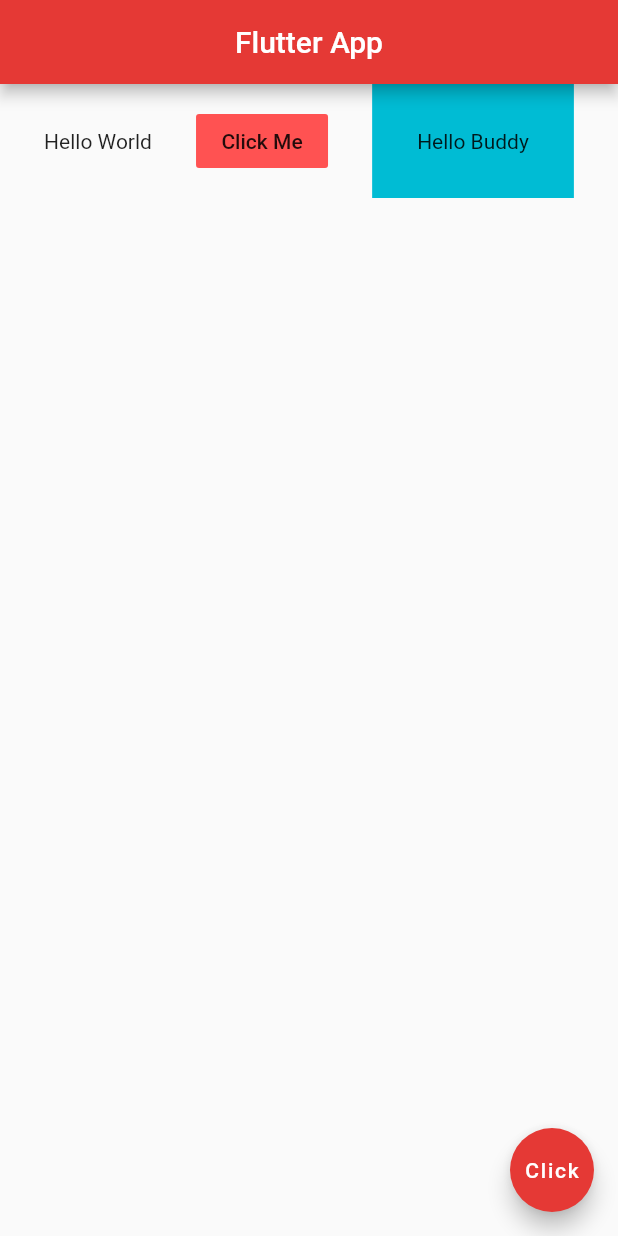
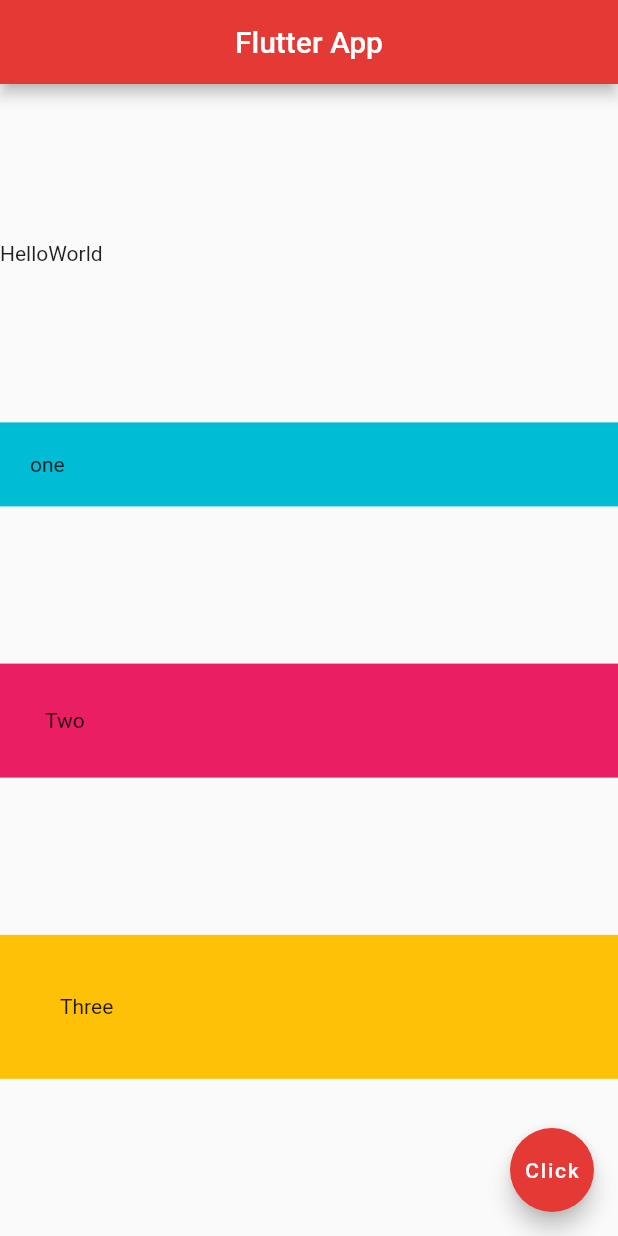
Before and after one commit to chopraji94/FlutterApp, a Flutter app: the screen it shows after launch, on a phone screen of 412 x 824 dp. Run offline on Flutter 3.47's test engine with Material 2 defaults, Android fonts, the phone set to English and light mode, and no system bars.

```diff
--- a/lib/main.dart
+++ b/lib/main.dart
@@ -1,3 +1,4 @@
+import 'package:flutter/cupertino.dart';
 import 'package:flutter/material.dart';
 
 void main() => runApp(MaterialApp(
@@ -13,19 +14,30 @@ class AppHome extends StatelessWidget {
         centerTitle: true,
         backgroundColor: Colors.red[600],
       ),
-      body: Row(
+      body: Column(
         mainAxisAlignment: MainAxisAlignment.spaceEvenly,
+        crossAxisAlignment: CrossAxisAlignment.stretch,
         children: <Widget>[
-          Text('Hello World'),
-          FlatButton (
-            onPressed: () {},
-            color: Colors.redAccent,
-            child: Text('Click Me'),
+          Row (
+            children: <Widget>[
+              Text('Hello'),
+              Text('World'),
+            ],
           ),
-          Container (
+          Container(
+            padding: EdgeInsets.all(20.0),
             color: Colors.cyan,
+            child: Text('one'),
+          ),
+          Container(
             padding: EdgeInsets.all(30.0),
-            child: Text('Hello Buddy'),
+            color: Colors.pink,
+            child: Text('Two'),
+          ),
+          Container(
+            padding: EdgeInsets.all(40.0),
+            color: Colors.amber,
+            child: Text('Three'),
           ),
         ],
       ),
```
